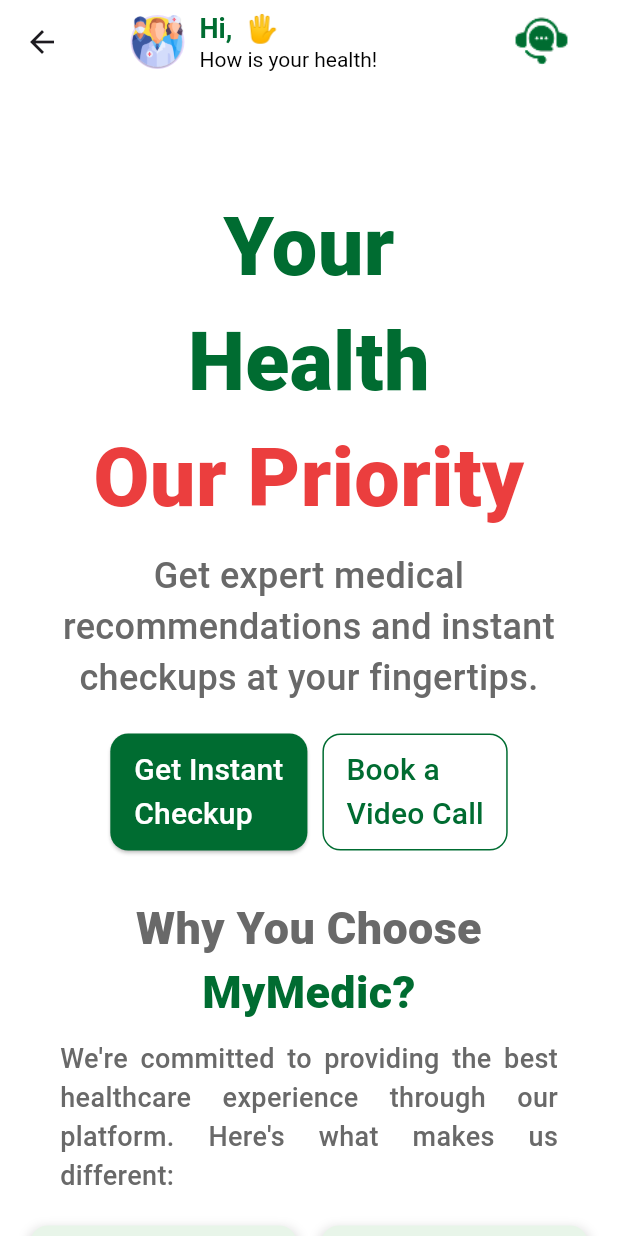
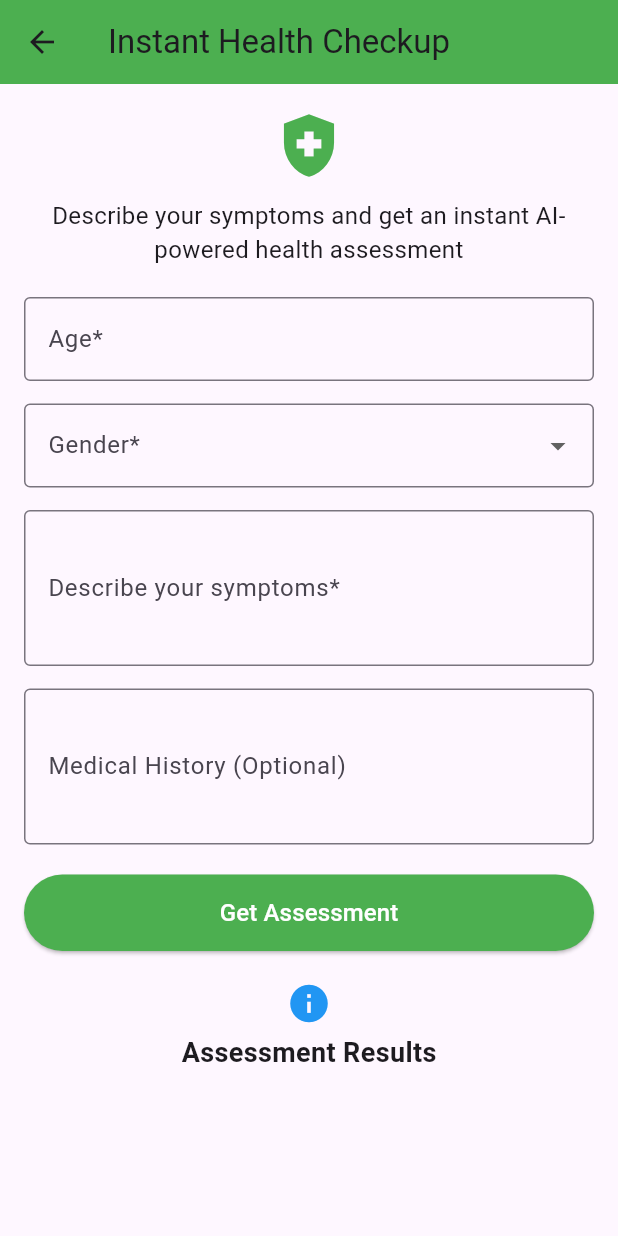
Before and after one commit to alokyadav686/MyMedic, a Flutter app: the HomeScreen screen opened directly, after a tap on an icon or button, on a phone screen of 412 x 824 dp. Run offline on Flutter 3.47's test engine with Material 3 defaults, Android fonts, the phone set to English and light mode, and no system bars; our stand-ins replace shared_preferences; accounts and stored records are empty.

Commit message:
instant checkup done

```diff
--- /dev/null
+++ b/lib/instant_checkup/instant_checkup.dart
@@ -0,0 +1,206 @@
+import 'package:flutter/material.dart';
+import 'package:my_medic/services/api/api_services.dart' as ApiService;
+
+class HealthCheckupForm extends StatefulWidget {
+  @override
+  _HealthCheckupFormState createState() => _HealthCheckupFormState();
+}
+
+class _HealthCheckupFormState extends State<HealthCheckupForm> {
+  final _formKey = GlobalKey<FormState>();
+  final TextEditingController ageController = TextEditingController();
+  final TextEditingController symptomsController = TextEditingController();
+  final TextEditingController medicalHistoryController =
+      TextEditingController();
+  String? selectedGender;
+  String? result;
+
+  void assessHealth() async {
+    if (!_formKey.currentState!.validate()) return;
+
+    String prompt =
+        "I am ${ageController.text} years old and my gender is $selectedGender. My symptoms are: ${symptomsController.text}.";
+    if (medicalHistoryController.text.isNotEmpty) {
+      prompt +=
+          " My medical history includes: ${medicalHistoryController.text}.";
+    }
+
+    setState(() {
+      result = "Assessing...";
+    });
+
+    try {
+      String botResponse = await ApiService.chatbot(
+        message: {"message": prompt},
+      );
+      setState(() {
+        result = botResponse;
+      });
+    } catch (e) {
+      setState(() {
+        result = "Error: Unable to get assessment. Please try again later.";
+      });
+    }
+  }
+
+  @override
+  Widget build(BuildContext context) {
+    return Scaffold(
+      appBar: AppBar(
+        title: const Text('Instant Health Checkup'),
+        backgroundColor: Colors.green,
+      ),
+      body: Padding(
+        padding: const EdgeInsets.all(16.0),
+        child: SingleChildScrollView(
+          child: Column(
+            crossAxisAlignment: CrossAxisAlignment.start,
+            children: [
+              const Center(
+                child: Icon(
+                  Icons.health_and_safety,
+                  color: Colors.green,
+                  size: 50,
+                ),
+              ),
+              const SizedBox(height: 10),
+              const Text(
+                "Describe your symptoms and get an instant AI-powered health assessment",
+                textAlign: TextAlign.center,
+                style: TextStyle(fontSize: 16),
+              ),
+              const SizedBox(height: 20),
+              Form(
+                key: _formKey,
+                child: Column(
+                  children: [
+                    TextFormField(
+                      controller: ageController,
+                      keyboardType: TextInputType.number,
+                      decoration: InputDecoration(
+                        labelText: "Age*",
+                        border: OutlineInputBorder(),
+                      ),
+                      validator: (value) {
+                        if (value == null || value.isEmpty) {
+                          return 'Please enter your age';
+                        }
+                        return null;
+                      },
+                    ),
+                    const SizedBox(height: 15),
+                    DropdownButtonFormField<String>(
+                      value: selectedGender,
+                      decoration: const InputDecoration(
+                        labelText: "Gender*",
+                        border: OutlineInputBorder(),
+                      ),
+                      items:
+                          ["Male", "Female", "Other"].map((String value) {
+                            return DropdownMenuItem<String>(
+                              value: value,
+                              child: Text(value),
+                            );
+                          }).toList(),
+                      onChanged: (newValue) {
+                        setState(() {
+                          selectedGender = newValue;
+                        });
+                      },
+                      validator:
+                          (value) =>
+                              value == null ? 'Please select a gender' : null,
+                    ),
+                    const SizedBox(height: 15),
+                    TextFormField(
+                      controller: symptomsController,
+                      maxLines: 3,
+                      decoration: InputDecoration(
+                        labelText: "Describe your symptoms*",
+                        border: OutlineInputBorder(),
+                      ),
+                      validator: (value) {
+                        if (value == null || value.isEmpty) {
+                          return 'Please describe your symptoms';
+                        }
+                        return null;
+                      },
+                    ),
+                    const SizedBox(height: 15),
+                    TextFormField(
+                      controller: medicalHistoryController,
+                      maxLines: 3,
+                      decoration: InputDecoration(
+                        labelText: "Medical History (Optional)",
+                        border: OutlineInputBorder(),
+                      ),
+                    ),
+                    const SizedBox(height: 20),
+                    SizedBox(
+                      width: double.infinity,
+                      child: ElevatedButton(
+                        onPressed: assessHealth,
+                        style: ElevatedButton.styleFrom(
+                          backgroundColor: Colors.green,
+                          padding: const EdgeInsets.symmetric(vertical: 14),
+                        ),
+                        child: const Text(
+                          "Get Assessment",
+                          style: TextStyle(fontSize: 16, color: Colors.white),
+                        ),
+                      ),
+                    ),
+                    const SizedBox(height: 20),
+                    const Center(
+                      child: Column(
+                        children: [
+                          Icon(Icons.info, color: Colors.blue, size: 30),
+                          SizedBox(height: 5),
+                          Text(
+                            "Assessment Results",
+                            style: TextStyle(
+                              fontSize: 18,
+                              fontWeight: FontWeight.bold,
+                            ),
+                          ),
+                        ],
+                      ),
+                    ),
+                    if (result != null)
+                      Container(
+                        padding: const EdgeInsets.all(16),
+                        margin: const EdgeInsets.symmetric(
+                          vertical: 10,
+                          horizontal: 20,
+                        ),
+                        decoration: BoxDecoration(
+                          color: Colors.white,
+                          borderRadius: BorderRadius.circular(10),
+                          boxShadow: [
+                            BoxShadow(
+                              color: Colors.black26,
+                              blurRadius: 6,
+                              offset: Offset(0, 3),
+                            ),
+                          ],
+                        ),
+                        child: Text(
+                          result ?? 'No result available',
+                          textAlign: TextAlign.justify,
+                          style: const TextStyle(
+                            fontSize: 16,
+                            fontWeight: FontWeight.w500,
+                            color: Colors.black87,
+                          ),
+                        ),
+                      ),
+                  ],
+                ),
+              ),
+            ],
+          ),
+        ),
+      ),
+    );
+  }
+}
--- a/lib/screen/home/home.dart
+++ b/lib/screen/home/home.dart
@@ -1,6 +1,7 @@
 import 'package:flutter/material.dart';
 import 'package:my_medic/components/name_header.dart';
 import 'package:my_medic/constants/colors.dart';
+import 'package:my_medic/instant_checkup/instant_checkup.dart';
 
 class HomeScreen extends StatefulWidget {
   const HomeScreen({super.key});
@@ -63,7 +64,7 @@ class _HomeScreenState extends State<HomeScreen> {
                 children: [
                   ElevatedButton(
                     onPressed: () {
-                      // Navigate to Dashboard
+                      Navigator.pushReplacement(context, MaterialPageRoute(builder: (context)=>HealthCheckupForm()));
                     },
                     style: ElevatedButton.styleFrom(
                       backgroundColor: AppColors.primaryColor,
```
